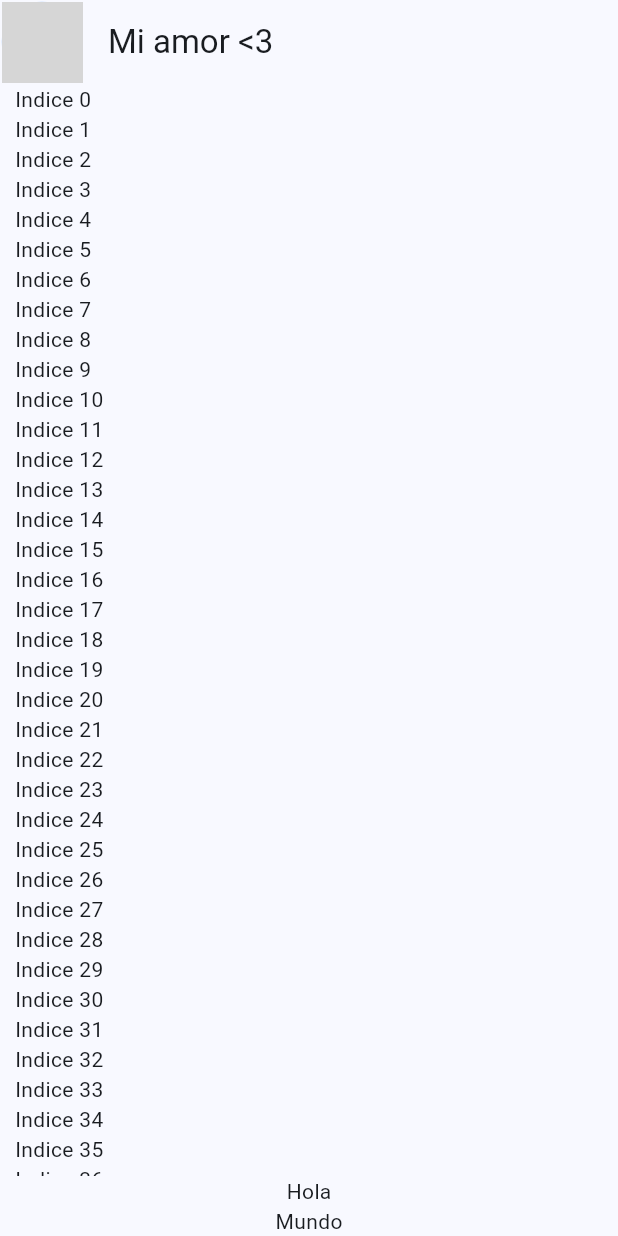
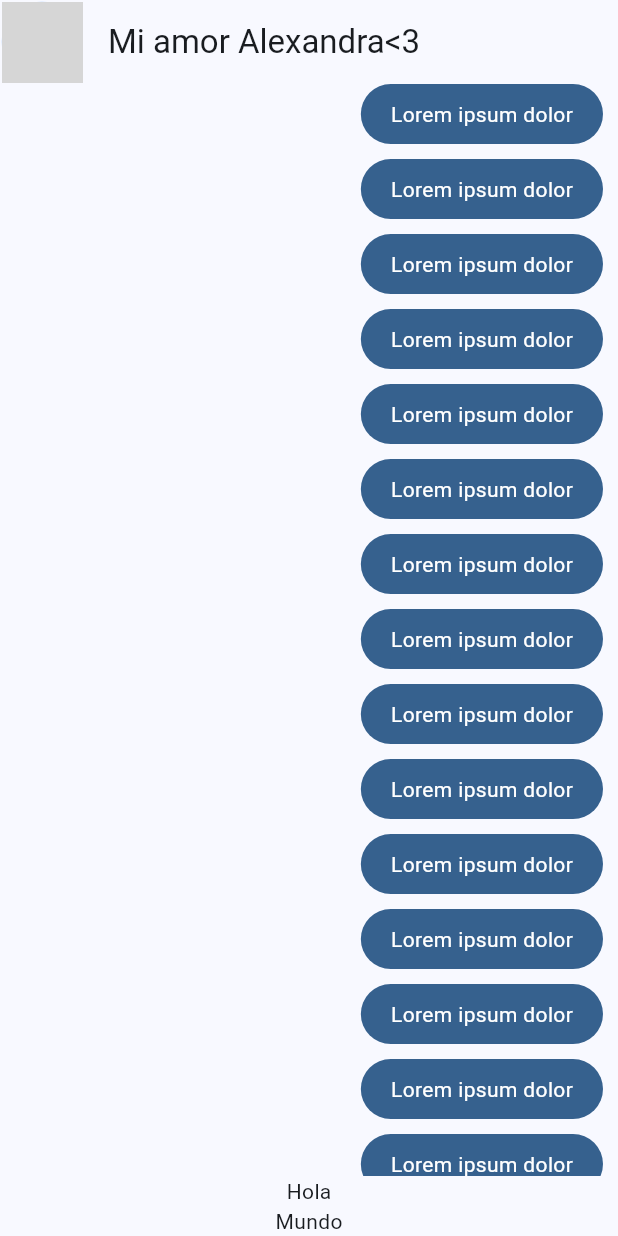
Before and after one commit to KevCristensen/yes_no_app, a Flutter app: the screen it shows after launch, on a phone screen of 412 x 824 dp. Run offline on Flutter 3.47's test engine with Material 3 defaults, Android fonts, the phone set to English and light mode, and no system bars; network calls fail; grey boxes are pictures that could not be loaded.

Commit message:
Burbuja de chat - mis mensajes

```diff
--- a/lib/main.dart
+++ b/lib/main.dart
@@ -1,6 +1,6 @@
 import 'package:flutter/material.dart';
 import 'package:yes_no_app/config/theme/app_theme.dart';
-import 'package:yes_no_app/presentation/chat/chat_screen.dart';
+import 'package:yes_no_app/presentation/screens/chat_screen.dart';
 
 void main() => runApp(const MyApp());
 
--- a/lib/presentation/chat/chat_screen.dart
+++ b/lib/presentation/screens/chat_screen.dart
@@ -1,4 +1,5 @@
 import 'package:flutter/material.dart';
+import 'package:yes_no_app/presentation/widgets/chat/my_message_bubble.dart';
 
 class ChatScreen extends StatelessWidget {
   const ChatScreen({super.key});
@@ -13,7 +14,7 @@ class ChatScreen extends StatelessWidget {
             backgroundImage: NetworkImage('https://otakuusamagazine.com/wp-content/uploads/2022/10/ousa_lum_03.png'),
           ),
         ),
-        title: const Text('Mi amor <3'),
+        title: const Text('Mi amor Alexandra<3'),
         centerTitle: false,
       ),
       body: _ChatView(),
@@ -34,7 +35,7 @@ class _ChatView extends StatelessWidget {
             Expanded(child: ListView.builder(
               itemCount: 100,
               itemBuilder: (context, index) {
-                return Text('Indice $index');
+                return const MyMessageBubble();
             },)
             ),
             const Text('Hola'),
--- /dev/null
+++ b/lib/presentation/widgets/chat/my_message_bubble.dart
@@ -0,0 +1,27 @@
+import 'package:flutter/material.dart';
+
+class MyMessageBubble extends StatelessWidget {
+  const MyMessageBubble({super.key});
+
+  @override
+  Widget build(BuildContext context) {
+    final colors = Theme.of(context).colorScheme;
+    return Column(
+      crossAxisAlignment: CrossAxisAlignment.end,
+      children: [
+        Container(
+          decoration: BoxDecoration(
+            color: colors.primary,
+            borderRadius: BorderRadius.circular(20),
+          ),
+          child: const Padding(
+            padding: EdgeInsets.symmetric(horizontal: 20, vertical: 10),
+            child: const Text('Lorem ipsum dolor', style: TextStyle( color: Colors.white),),
+          ),
+        ),
+
+        const SizedBox(height: 10),
+      ],
+    );
+  }
+}
```
